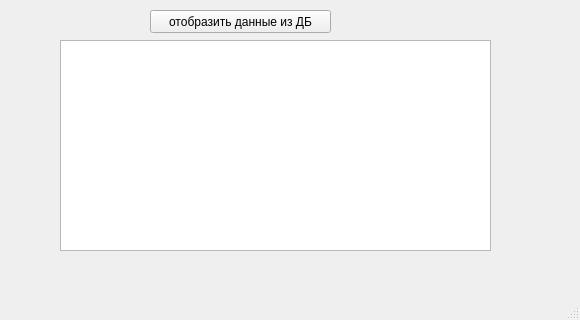
Above: main.ui from Rustemiq/coffee before the change. Below: the same form after it.
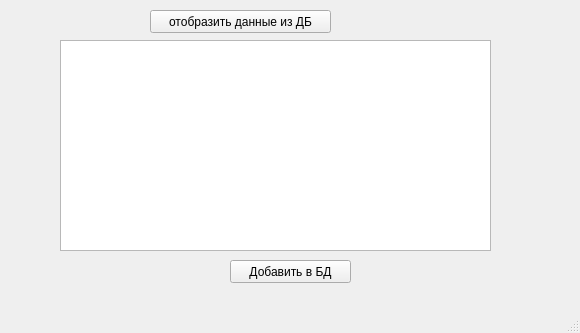
That is the form after the change.

```diff
--- a/main.ui
+++ b/main.ui
@@ -7,7 +7,7 @@
     <x>0</x>
     <y>0</y>
     <width>580</width>
-    <height>320</height>
+    <height>333</height>
    </rect>
   </property>
   <property name="windowTitle">
@@ -37,6 +37,19 @@
      </rect>
     </property>
    </widget>
+   <widget class="QPushButton" name="addButton">
+    <property name="geometry">
+     <rect>
+      <x>230</x>
+      <y>260</y>
+      <width>121</width>
+      <height>23</height>
+     </rect>
+    </property>
+    <property name="text">
+     <string>Добавить в БД</string>
+    </property>
+   </widget>
   </widget>
   <widget class="QMenuBar" name="menubar">
    <property name="geometry">
```
